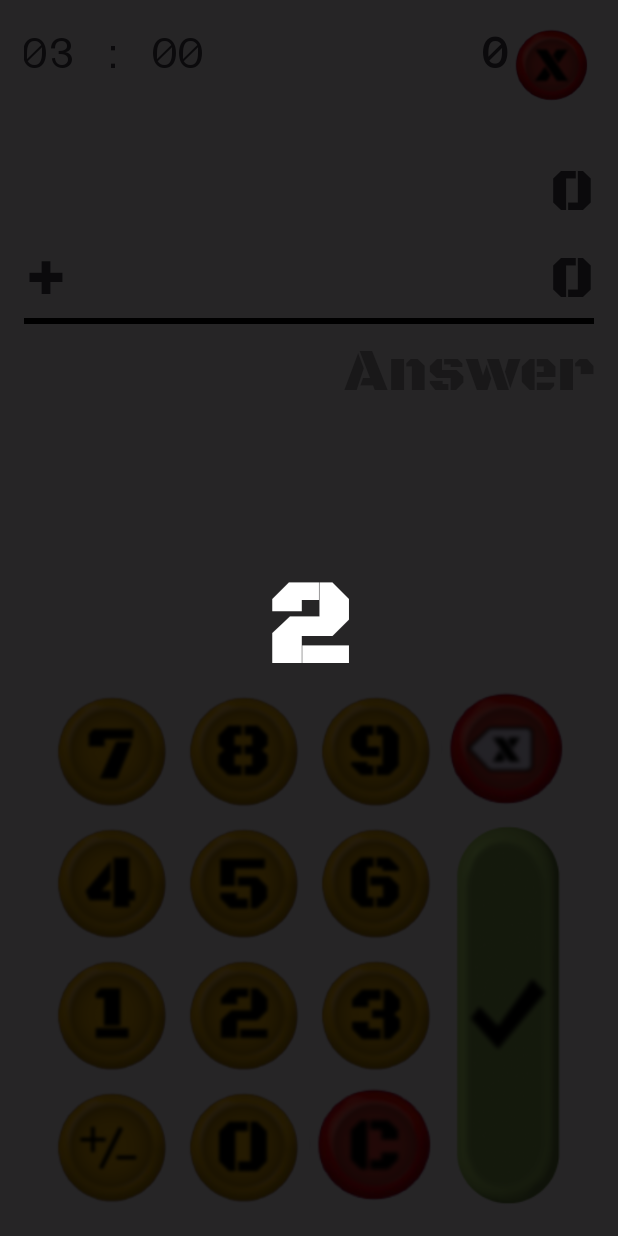
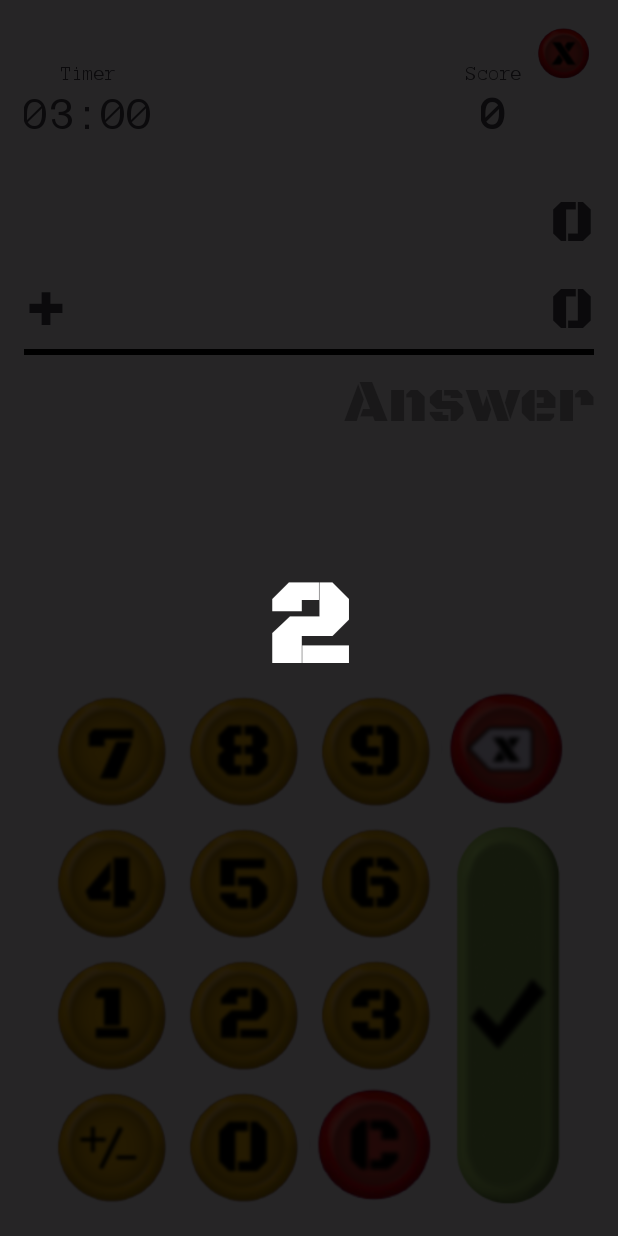
Before and after one commit to emjheypb/Math-Drills, an Android app: the DrillStartActivity screen opened directly, with no data from a screen before it, on a phone screen of 412 x 824 dp. Run offline under Robolectric (Android 15) with nearby library versions, the phone set to English and light mode, and no system bars.

Commit message:
E: custom quit view

```diff
--- a/app/src/main/res/layout/activity_drill_start.xml
+++ b/app/src/main/res/layout/activity_drill_start.xml
@@ -9,7 +9,7 @@
     <androidx.constraintlayout.widget.ConstraintLayout
         android:layout_width="match_parent"
         android:layout_height="match_parent"
-        android:padding="16dp">
+        android:layout_margin="@dimen/content_padding_margin">
 
         <LinearLayout
             android:id="@+id/ll_header"
@@ -17,30 +17,71 @@
             android:layout_height="wrap_content"
             app:layout_constraintTop_toTopOf="parent">
 
+            <LinearLayout
+                android:layout_width="wrap_content"
+                android:layout_height="wrap_content"
+                android:gravity="center"
+                android:orientation="vertical">
+
+                <Space
+                    android:layout_width="wrap_content"
+                    android:layout_height="@dimen/space" />
+
+                <TextView
+                    android:layout_width="wrap_content"
+                    android:layout_height="wrap_content"
+                    android:fontFamily="@font/anonymouspro_regular"
+                    android:text="@string/lbl_timer" />
+
                 <TextView
                     android:id="@+id/tv_Timer"
-                android:layout_width="match_parent"
+                    android:layout_width="wrap_content"
                     android:layout_height="wrap_content"
-                android:layout_weight="1"
                     android:fontFamily="@font/anonymouspro_regular"
                     android:text="@string/countdown_timer"
-                android:textSize="32sp" />
+                    android:textSize="@dimen/txt_l" />
+            </LinearLayout>
+
+            <Space
+                android:layout_width="0dp"
+                android:layout_height="match_parent"
+                android:layout_weight="1" />
+
+            <LinearLayout
+                android:layout_width="wrap_content"
+                android:layout_height="wrap_content"
+                android:gravity="center"
+                android:orientation="vertical">
+
+                <Space
+                    android:layout_width="wrap_content"
+                    android:layout_height="@dimen/space" />
+
+                <TextView
+                    android:layout_width="wrap_content"
+                    android:layout_height="wrap_content"
+                    android:fontFamily="@font/anonymouspro_regular"
+                    android:text="@string/lbl_score" />
 
                 <TextView
                     android:id="@+id/tv_Score"
-                android:layout_width="match_parent"
+                    android:layout_width="wrap_content"
                     android:layout_height="wrap_content"
-                android:layout_weight="1"
                     android:fontFamily="@font/anonymouspro_regular"
                     android:text="@string/number"
                     android:textAlignment="viewEnd"
-                android:textSize="32sp"
+                    android:textSize="@dimen/txt_l"
                     android:textStyle="bold" />
+            </LinearLayout>
+
+            <Space
+                android:layout_width="@dimen/space_smallest"
+                android:layout_height="match_parent" />
 
             <ImageButton
                 android:id="@+id/btn_Quit"
-                android:layout_width="@dimen/small_buttons"
-                android:layout_height="@dimen/small_buttons"
+                android:layout_width="@dimen/btn_s"
+                android:layout_height="@dimen/btn_s"
                 android:background="@drawable/btn_quit"
                 android:contentDescription="@string/quit_button" />
         </LinearLayout>
@@ -49,12 +90,12 @@
             android:id="@+id/tv_Num1"
             android:layout_width="0dp"
             android:layout_height="wrap_content"
-            android:layout_marginTop="24dp"
+            android:layout_marginTop="@dimen/space"
             android:layout_weight="1"
             android:fontFamily="@font/blackopsone_regular"
             android:text="@string/number"
             android:textAlignment="viewEnd"
-            android:textSize="40sp"
+            android:textSize="@dimen/txt_xl"
             app:layout_constraintEnd_toEndOf="parent"
             app:layout_constraintStart_toEndOf="@id/tv_Operation"
             app:layout_constraintTop_toBottomOf="@id/ll_header" />
@@ -67,7 +108,7 @@
             android:fontFamily="@font/blackopsone_regular"
             android:text="@string/number"
             android:textAlignment="viewEnd"
-            android:textSize="40sp"
+            android:textSize="@dimen/txt_xl"
             app:layout_constraintEnd_toEndOf="parent"
             app:layout_constraintStart_toEndOf="@id/tv_Operation"
             app:layout_constraintTop_toBottomOf="@id/tv_Num1" />
@@ -79,7 +120,7 @@
             android:layout_weight="1"
             android:fontFamily="@font/blackopsone_regular"
             android:text="@string/words"
-            android:textSize="40sp"
+            android:textSize="@dimen/txt_xl"
             android:textStyle="bold"
             app:layout_constraintStart_toStartOf="parent"
             app:layout_constraintTop_toBottomOf="@id/tv_Num1" />
@@ -87,7 +128,7 @@
         <View
             android:id="@+id/divider"
             android:layout_width="match_parent"
-            android:layout_height="4dp"
+            android:layout_height="@dimen/divider"
             android:background="@color/black"
             app:layout_constraintTop_toBottomOf="@id/tv_Operation" />
 
@@ -97,8 +138,9 @@
             android:layout_height="wrap_content"
             android:fontFamily="@font/blackopsone_regular"
             android:hint="@string/answer"
+            android:maxLength="17"
             android:textAlignment="viewEnd"
-            android:textSize="40sp"
+            android:textSize="@dimen/txt_xl"
             app:layout_constraintTop_toBottomOf="@id/divider" />
 
         <LinearLayout
@@ -117,32 +159,32 @@
 
                 <ImageButton
                     android:id="@+id/btn_7"
-                    android:layout_width="@dimen/numpad_buttons"
-                    android:layout_height="@dimen/numpad_buttons"
+                    android:layout_width="@dimen/btn_numpad"
+                    android:layout_height="@dimen/btn_numpad"
                     android:background="@drawable/btn_7"
                     android:contentDescription="@string/num_7"
                     android:enabled="false" />
 
                 <ImageButton
                     android:id="@+id/btn_4"
-                    android:layout_width="@dimen/numpad_buttons"
-                    android:layout_height="@dimen/numpad_buttons"
+                    android:layout_width="@dimen/btn_numpad"
+                    android:layout_height="@dimen/btn_numpad"
                     android:background="@drawable/btn_4"
                     android:contentDescription="@string/num_4"
                     android:enabled="false" />
 
                 <ImageButton
                     android:id="@+id/btn_1"
-                    android:layout_width="@dimen/numpad_buttons"
-                    android:layout_height="@dimen/numpad_buttons"
+                    android:layout_width="@dimen/btn_numpad"
+                    android:layout_height="@dimen/btn_numpad"
                     android:background="@drawable/btn_1"
                     android:contentDescription="@string/num_1"
                     android:enabled="false" />
 
                 <ImageButton
                     android:id="@+id/btn_Sign"
-                    android:layout_width="@dimen/numpad_buttons"
-                    android:layout_height="@dimen/numpad_buttons"
+                    android:layout_width="@dimen/btn_numpad"
+                    android:layout_height="@dimen/btn_numpad"
                     android:background="@drawable/btn_signs"
                     android:contentDescription="@string/pos_neg"
                     android:enabled="false" />
@@ -155,32 +197,32 @@
 
                 <ImageButton
                     android:id="@+id/btn_8"
-                    android:layout_width="@dimen/numpad_buttons"
-                    android:layout_height="@dimen/numpad_buttons"
+                    android:layout_width="@dimen/btn_numpad"
+                    android:layout_height="@dimen/btn_numpad"
                     android:background="@drawable/btn_8"
                     android:contentDescription="@string/num_8"
                     android:enabled="false" />
 
                 <ImageButton
                     android:id="@+id/btn_5"
-                    android:layout_width="@dimen/numpad_buttons"
-                    android:layout_height="@dimen/numpad_buttons"
+                    android:layout_width="@dimen/btn_numpad"
+                    android:layout_height="@dimen/btn_numpad"
                     android:background="@drawable/btn_5"
                     android:contentDescription="@string/num_5"
                     android:enabled="false" />
 
                 <ImageButton
                     android:id="@+id/btn_2"
-                    android:layout_width="@dimen/numpad_buttons"
-                    android:layout_height="@dimen/numpad_buttons"
+                    android:layout_width="@dimen/btn_numpad"
+                    android:layout_height="@dimen/btn_numpad"
                     android:background="@drawable/btn_2"
                     android:contentDescription="@string/num_2"
                     android:enabled="false" />
 
                 <ImageButton
                     android:id="@+id/btn_0"
-                    android:layout_width="@dimen/numpad_buttons"
-                    android:layout_height="@dimen/numpad_buttons"
+                    android:layout_width="@dimen/btn_numpad"
+                    android:layout_height="@dimen/btn_numpad"
                     android:background="@drawable/btn_0"
                     android:contentDescription="@string/num_0"
                     android:enabled="false" />
@@ -193,32 +235,32 @@
 
                 <ImageButton
                     android:id="@+id/btn_9"
-                    android:layout_width="@dimen/numpad_buttons"
-                    android:layout_height="@dimen/numpad_buttons"
+                    android:layout_width="@dimen/btn_numpad"
+                    android:layout_height="@dimen/btn_numpad"
                     android:background="@drawable/btn_9"
                     android:contentDescription="@string/num_9"
                     android:enabled="false" />
 
                 <ImageButton
                     android:id="@+id/btn_6"
-                    android:layout_width="@dimen/numpad_buttons"
-                    android:layout_height="@dimen/numpad_buttons"
+                    android:layout_width="@dimen/btn_numpad"
+                    android:layout_height="@dimen/btn_numpad"
                     android:background="@drawable/btn_6"
                     android:contentDescription="@string/num_6"
                     android:enabled="false" />
 
                 <ImageButton
                     android:id="@+id/btn_3"
-                    android:layout_width="@dimen/numpad_buttons"
-                    android:layout_height="@dimen/numpad_buttons"
+                    android:layout_width="@dimen/btn_numpad"
+                    android:layout_height="@dimen/btn_numpad"
                     android:background="@drawable/btn_3"
                     android:contentDescription="@string/num_3"
                     android:enabled="false" />
 
                 <ImageButton
                     android:id="@+id/btn_Clear"
-                    android:layout_width="@dimen/numpad_buttons"
-                    android:layout_height="@dimen/numpad_buttons"
+                    android:layout_width="@dimen/btn_numpad"
+                    android:layout_height="@dimen/btn_numpad"
                     android:background="@drawable/btn_clear"
                     android:contentDescription="@string/ltr_c"
                     android:enabled="false" />
@@ -231,16 +273,16 @@
 
                 <ImageButton
                     android:id="@+id/btn_Backspace"
-                    android:layout_width="@dimen/numpad_buttons"
-                    android:layout_height="@dimen/numpad_buttons"
+                    android:layout_width="@dimen/btn_numpad"
+                    android:layout_height="@dimen/btn_numpad"
                     android:background="@drawable/btn_backspace"
                     android:contentDescription="@string/backspace"
                     android:enabled="false" />
 
                 <ImageButton
                     android:id="@+id/btn_Equals"
-                    android:layout_width="@dimen/numpad_buttons"
-                    android:layout_height="@dimen/numpad_equals_button_h"
+                    android:layout_width="@dimen/btn_numpad"
+                    android:layout_height="@dimen/btn_long"
                     android:background="@drawable/btn_long_check"
                     android:contentDescription="@string/submit"
                     android:enabled="false" />
@@ -248,24 +290,17 @@
         </LinearLayout>
     </androidx.constraintlayout.widget.ConstraintLayout>
 
-    <LinearLayout
-        android:id="@+id/ll_Countdown"
+    <TextView
+        android:id="@+id/tv_Countdown"
         android:layout_width="match_parent"
         android:layout_height="match_parent"
         android:background="@color/black_see_through"
+        android:fontFamily="@font/blackopsone_regular"
         android:gravity="center"
-        android:orientation="vertical">
-
-        <TextView
-            android:id="@+id/tv_Countdown"
-            android:layout_width="wrap_content"
-            android:layout_height="wrap_content"
-            android:fontFamily="@font/blackopsone_regular"
         android:text="@string/number"
         android:textColor="@color/white"
-            android:textSize="80sp"
+        android:textSize="@dimen/txt_xxl"
         android:textStyle="bold" />
-    </LinearLayout>
 
     <LinearLayout
         android:id="@+id/ll_Game_Over"
@@ -282,22 +317,22 @@
             android:fontFamily="@font/blackopsone_regular"
             android:text="@string/time_up"
             android:textColor="@color/white"
-            android:textSize="40sp" />
+            android:textSize="@dimen/txt_xl" />
 
         <TextView
             android:id="@+id/tv_Results"
             android:layout_width="wrap_content"
             android:layout_height="wrap_content"
-            android:layout_marginTop="16dp"
+            android:layout_marginTop="@dimen/space"
             android:fontFamily="@font/anonymouspro_regular"
             android:text="@string/results"
             android:textAlignment="center"
             android:textColor="@color/white"
-            android:textSize="24sp" />
+            android:textSize="@dimen/txt_m" />
 
         <Space
             android:layout_width="wrap_content"
-            android:layout_height="24dp" />
+            android:layout_height="@dimen/space" />
 
         <LinearLayout
             android:layout_width="wrap_content"
@@ -326,7 +361,7 @@
                     android:text="@string/number"
                     android:textAlignment="center"
                     android:textColor="@color/white"
-                    android:textSize="24sp"
+                    android:textSize="@dimen/txt_m"
                     android:textStyle="bold" />
             </LinearLayout>
 
@@ -352,7 +387,7 @@
                     android:gravity="center"
                     android:text="@string/number"
                     android:textColor="@color/white"
-                    android:textSize="24sp"
+                    android:textSize="@dimen/txt_m"
                     android:textStyle="bold" />
             </LinearLayout>
         </LinearLayout>
@@ -363,18 +398,74 @@
 
             <ImageButton
                 android:id="@+id/btn_Try_Again"
-                android:layout_width="@dimen/regular_buttons"
-                android:layout_height="@dimen/regular_buttons"
+                android:layout_width="@dimen/btn_l"
+                android:layout_height="@dimen/btn_l"
                 android:background="@drawable/btn_try_again"
                 android:contentDescription="@string/try_again" />
 
             <ImageButton
                 android:id="@+id/btn_Home"
-                android:layout_width="@dimen/regular_buttons"
-                android:layout_height="@dimen/regular_buttons"
+                android:layout_width="@dimen/btn_l"
+                android:layout_height="@dimen/btn_l"
                 android:background="@drawable/btn_home"
                 android:contentDescription="@string/home_button" />
         </LinearLayout>
     </LinearLayout>
 
+    <LinearLayout
+        android:id="@+id/ll_Alert"
+        android:layout_width="match_parent"
+        android:layout_height="match_parent"
+        android:background="@color/black_see_through"
+        android:gravity="center"
+        android:orientation="vertical"
+        android:visibility="gone">
+
+        <TextView
+            android:layout_width="wrap_content"
+            android:layout_height="wrap_content"
+            android:fontFamily="@font/blackopsone_regular"
+            android:text="@string/alert_title"
+            android:textAlignment="center"
+            android:textColor="@color/white"
+            android:textSize="@dimen/txt_l" />
+
+        <Space
+            android:layout_width="wrap_content"
+            android:layout_height="@dimen/space_smallest" />
+
+        <TextView
+            android:id="@+id/tv_Alert_Message"
+            android:layout_width="wrap_content"
+            android:layout_height="wrap_content"
+            android:fontFamily="@font/anonymouspro_regular"
+            android:text="@string/words"
+            android:textAlignment="center"
+            android:textColor="@color/white"
+            android:textSize="@dimen/txt_s" />
+
+        <Space
+            android:layout_width="wrap_content"
+            android:layout_height="@dimen/space" />
+
+        <LinearLayout
+            android:layout_width="wrap_content"
+            android:layout_height="wrap_content">
+
+            <ImageButton
+                android:id="@+id/btn_Yes"
+                android:layout_width="@dimen/btn_l"
+                android:layout_height="@dimen/btn_l"
+                android:background="@drawable/btn_check"
+                android:contentDescription="@string/yes_button" />
+
+            <ImageButton
+                android:id="@+id/btn_No"
+                android:layout_width="@dimen/btn_l"
+                android:layout_height="@dimen/btn_l"
+                android:background="@drawable/btn_quit"
+                android:contentDescription="@string/no_button" />
+        </LinearLayout>
+    </LinearLayout>
+
 </androidx.constraintlayout.widget.ConstraintLayout>
--- a/app/src/main/res/values/dimensions.xml
+++ b/app/src/main/res/values/dimensions.xml
@@ -1,11 +1,27 @@
 <?xml version="1.0" encoding="utf-8"?>
 <resources>
-    <dimen name="numpad_buttons">88dp</dimen>
-    <dimen name="numpad_equals_button_h">264dp</dimen>
+    <dimen name="btn_numpad">88dp</dimen>
+    <dimen name="btn_long">264dp</dimen>
 
-    <dimen name="regular_buttons">104dp</dimen>
-    <dimen name="small_buttons">56dp</dimen>
+    <dimen name="btn_xs">24dp</dimen>
+    <dimen name="btn_s">40dp</dimen>
+    <dimen name="btn_m">56dp</dimen>
+    <dimen name="btn_l">104dp</dimen>
 
     <dimen name="circle_heart_w">112dp</dimen>
     <dimen name="circle_heart_h">88dp</dimen>
+
+    <dimen name="content_padding_margin">16dp</dimen>
+
+    <dimen name="space_smallest">8dp</dimen>
+    <dimen name="space">24dp</dimen>
+
+    <dimen name="divider">4dp</dimen>
+
+    <dimen name="txt_xs">11sp</dimen>
+    <dimen name="txt_s">16sp</dimen>
+    <dimen name="txt_m">24sp</dimen>
+    <dimen name="txt_l">32sp</dimen>
+    <dimen name="txt_xl">40sp</dimen>
+    <dimen name="txt_xxl">80sp</dimen>
 </resources>
--- a/app/src/main/res/values/strings.xml
+++ b/app/src/main/res/values/strings.xml
@@ -11,6 +11,7 @@
     <string name="lbl_difficulty">Difficulty</string>
     <string name="lbl_high_score">High Score</string>
     <string name="lbl_attempts_remaining">Attempts Left</string>
+    <string name="lbl_score">Score</string>
 
     <string name="lbl_addition">Addition</string>
     <string name="lbl_subtraction">Subtraction</string>
@@ -26,13 +27,10 @@
     <string name="lbl_play">PLAY</string>
     <string name="lbl_start">START</string>
 
-    <string name="countdown_timer">%1$s : %2$s</string>
-    <string name="number">%1$d</string>
-    <string name="words">%1$s</string>
-    <string name="results">%1$s\n%2$s\n%3$s\n\nSCORE: %4$d</string>
-
     <string name="home_button">Home</string>
     <string name="quit_button">Quit</string>
+    <string name="yes_button">Yes</string>
+    <string name="no_button">No</string>
     <string name="try_again">Try Again</string>
     <string name="answer">Answer</string>
     <string name="time_up">Time\'s up!</string>
@@ -51,4 +49,11 @@
     <string name="pos_neg">+/-</string>
     <string name="submit">Submit</string>
     <string name="backspace">Backspace</string>
+
+    <string name="alert_title">Are you sure you want to quit?</string>
+
+    <string name="countdown_timer">%1$s:%2$s</string>
+    <string name="number">%1$d</string>
+    <string name="words">%1$s</string>
+    <string name="results">%1$s\n%2$s\n%3$s\n\nSCORE: %4$d</string>
 </resources>
```
Also changed, not shown: app/src/main/java/com/ubasangg/mathdrills/DrillStartActivity.kt (+18 -19 lines), app/src/main/res/layout/activity_main.xml (+36 -39 lines). Lines whose indentation alone changed are shown as unchanged.
